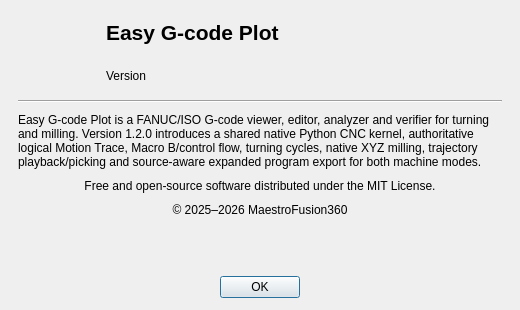
First picture: the form in app/ui/generated/about.ui, repository MaestroFusion360/easy_gcode_plot, before the edit.
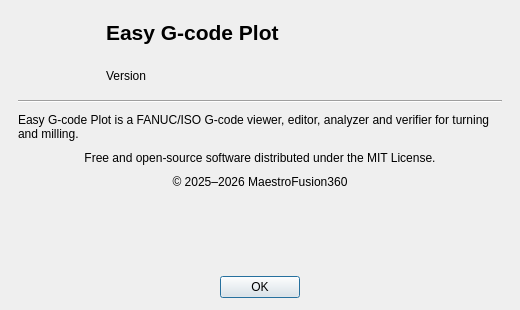
Second picture: the form after the edit. Icons and pictures are not drawn.

Commit message: Reliable execution and export fixes

```diff
--- a/app/ui/generated/about.ui
+++ b/app/ui/generated/about.ui
@@ -110,7 +110,7 @@
    <item>
     <widget class="QLabel" name="descriptionLabel">
      <property name="text">
-      <string>Easy G-code Plot is a FANUC/ISO G-code viewer, editor, analyzer and verifier for turning and milling. Version 1.2.0 introduces a shared native Python CNC kernel, authoritative logical Motion Trace, Macro B/control flow, turning cycles, native XYZ milling, trajectory playback/picking and source-aware expanded program export for both machine modes.</string>
+      <string>Easy G-code Plot is a FANUC/ISO G-code viewer, editor, analyzer and verifier for turning and milling.</string>
      </property>
      <property name="wordWrap">
       <bool>true</bool>
```
The commit also changes 45 other files.
